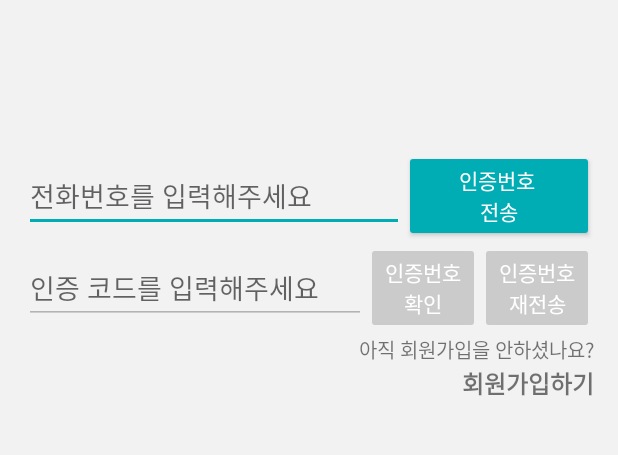
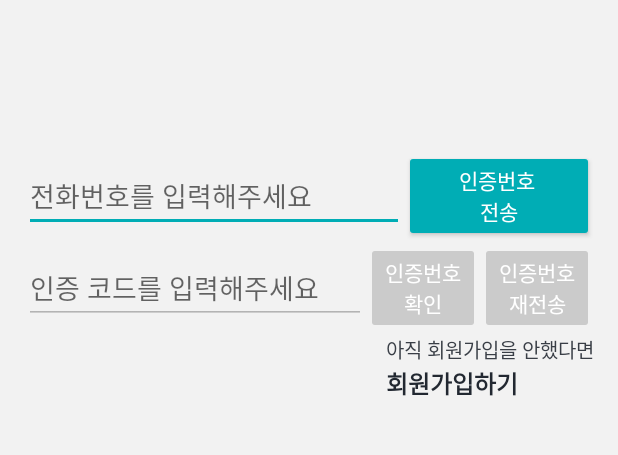
Before and after one commit to songandhong/Remember_Hi, an Android app: the screen it shows after launch (PhoneAuthActivity), on a phone screen of 412 x 824 dp, the part 493-948 px from its top. Run offline under Robolectric (Android 15) with nearby library versions, the phone set to English and light mode, and no system bars; our stand-ins replace Firebase (no records; nobody signed in at launch, a user with empty details on screens opened directly).

Commit message:
xml margin 등 조정

```diff
--- a/app/src/main/java/s2017s40/kr/hs/mirim/remember_hi/AddMissionActivity.java
+++ b/app/src/main/java/s2017s40/kr/hs/mirim/remember_hi/AddMissionActivity.java
@@ -47,7 +47,7 @@ public class AddMissionActivity extends AppCompatActivity {
                 missionTitle = EditTitle.getText().toString();
                 Hour = timePicker.getCurrentHour(); //timepicker로 선택한 시간
                 Minute = timePicker.getCurrentMinute();//timepicker로 선택한 분
-                String missionHour = Hour + Minute + "";
+                String missionHour = Hour + ":" +  Minute;
                 myRef.child(missionTitle).setValue( new MissionDTO(missionTitle, missionHour,  0));
                 Toast.makeText(AddMissionActivity.this, "미션이 추가되었습니다.", Toast.LENGTH_SHORT).show();
                 finish();
--- a/app/src/main/java/s2017s40/kr/hs/mirim/remember_hi/PhoneAuthActivity.java
+++ b/app/src/main/java/s2017s40/kr/hs/mirim/remember_hi/PhoneAuthActivity.java
@@ -17,6 +17,7 @@ import android.view.View;
 import android.view.ViewGroup;
 import android.widget.Button;
 import android.widget.EditText;
+import android.widget.LinearLayout;
 import android.widget.TextView;
 
 import com.google.android.gms.tasks.OnCompleteListener;
@@ -65,7 +66,7 @@ public class PhoneAuthActivity extends AppCompatActivity implements
     private Button mStartButton;
     private Button mVerifyButton;
     private Button mResendButton;
-    private TextView SignupBtn;
+    private LinearLayout SignupBtn;
 
 
     @Override
--- a/app/src/main/java/s2017s40/kr/hs/mirim/remember_hi/ViewDiaryActivity.java
+++ b/app/src/main/java/s2017s40/kr/hs/mirim/remember_hi/ViewDiaryActivity.java
@@ -57,9 +57,10 @@ public class ViewDiaryActivity extends AppCompatActivity {
                 monthTitle.setText(setDate.substring(5,7) + "월 ");
                 dateTitle.setText(setDate.substring(setDate.length()-2, setDate.length()) + "일");
 
+
                 contents.setText("오늘의 날씨는 " + diaryDTO.getDiaryWeather() +
                         "\n오늘의 기분은 " + diaryDTO.getDiaryFeel()+
-                        "\n오늘의 키워드 3개는 " + diaryDTO.getDiaryKey1() + ", "+ diaryDTO.getDiaryKey2() + ", "+ diaryDTO.getDiaryKey3() + "이고, "
+                        "\n오늘의 키워드는 " + diaryDTO.getDiaryKey1() + ", "+ diaryDTO.getDiaryKey2() + ", "+ diaryDTO.getDiaryKey3() + "이고, "
                         + "오늘의 메모는 "+ diaryDTO.getDiaryContent() + "이다.");
             }
             @Override
--- a/app/src/main/res/layout/activity_add_mission.xml
+++ b/app/src/main/res/layout/activity_add_mission.xml
@@ -26,7 +26,7 @@
         <EditText
             android:textColor="@color/mainDark"
         android:id="@+id/addMission_missionTitle_editText"
-        android:layout_marginTop="30dp"
+        android:layout_marginTop="15dp"
         android:layout_width="280dp"
         android:layout_height="wrap_content"
         android:hint="미션을 입력하세요"
@@ -37,7 +37,7 @@
         android:layout_width="wrap_content"
         android:layout_height="wrap_content"
         android:orientation="horizontal"
-        android:layout_marginTop="10dp"
+        android:layout_marginTop="25dp"
         >
         <Button
             android:textColor="@color/white"
--- a/app/src/main/res/layout/activity_menu3.xml
+++ b/app/src/main/res/layout/activity_menu3.xml
@@ -6,8 +6,6 @@
     android:layout_height="match_parent"
     tools:context=".Menu3Activity"
     android:orientation="vertical">
-
-
     <android.support.v7.widget.RecyclerView
         android:id="@+id/menu3_recycler_view"
         android:scrollbars="vertical"
@@ -19,7 +17,7 @@
         android:textColor="@color/white"
         android:background="@drawable/btn_style"
         android:id="@+id/menu3_recycler_write_btn"
-        android:text= "작성하러 가기"
+        android:text= "미션 추가하기"
         android:layout_width="match_parent"
         android:layout_height="match_parent"
         android:layout_weight="10"/>
--- a/app/src/main/res/layout/activity_phone_auth.xml
+++ b/app/src/main/res/layout/activity_phone_auth.xml
@@ -93,21 +93,23 @@
             </LinearLayout>
         </LinearLayout>
         <LinearLayout
-            android:gravity="right"
+            android:id="@+id/signupbtn_phoneAuth"
+            android:layout_gravity="right"
             android:orientation="vertical"
-            android:layout_width="match_parent"
+            android:layout_width="wrap_content"
             android:layout_height="wrap_content">
             <TextView
+                android:textColor="@color/mainDarkGray"
                 android:textSize="13sp"
                 android:layout_width="wrap_content"
                 android:layout_height="wrap_content"
-                android:text="아직 회원가입을 안하셨나요?"
+                android:text="아직 회원가입을 안했다면"
                 />
             <TextView
+                android:textColor="@color/mainDark"
                 android:textStyle="bold"
                 android:textSize="16sp"
                 android:text="회원가입하기"
-                android:id="@+id/signupbtn_phoneAuth"
                 android:layout_width="wrap_content"
                 android:layout_height="wrap_content" />
         </LinearLayout>
--- a/app/src/main/res/layout/item_recycler_view_main.xml
+++ b/app/src/main/res/layout/item_recycler_view_main.xml
@@ -16,7 +16,7 @@
                 android:id="@+id/item_main_list_text"
                 android:gravity="center|left"
                 android:textSize="100sp"
-                android:text="aaa"
+                android:text="ddd"
                 android:layout_width="match_parent"
                 android:layout_height= "180dp"
                 android:padding="10dp"/>
--- a/app/src/main/res/layout/item_recycler_view_menu1.xml
+++ b/app/src/main/res/layout/item_recycler_view_menu1.xml
@@ -10,10 +10,10 @@
             <TextView
                 android:id="@+id/item_menu1_list_text"
                 android:gravity="center|left"
-                android:textSize="18sp"
-                android:text=""
+                android:textSize="15sp"
+                android:text="ddd"
                 android:layout_width="match_parent"
-                android:layout_height= "wrap_content"
+                android:layout_height= "70dp"
                 android:padding="10dp"/>
         </LinearLayout>
 </RelativeLayout>
```
